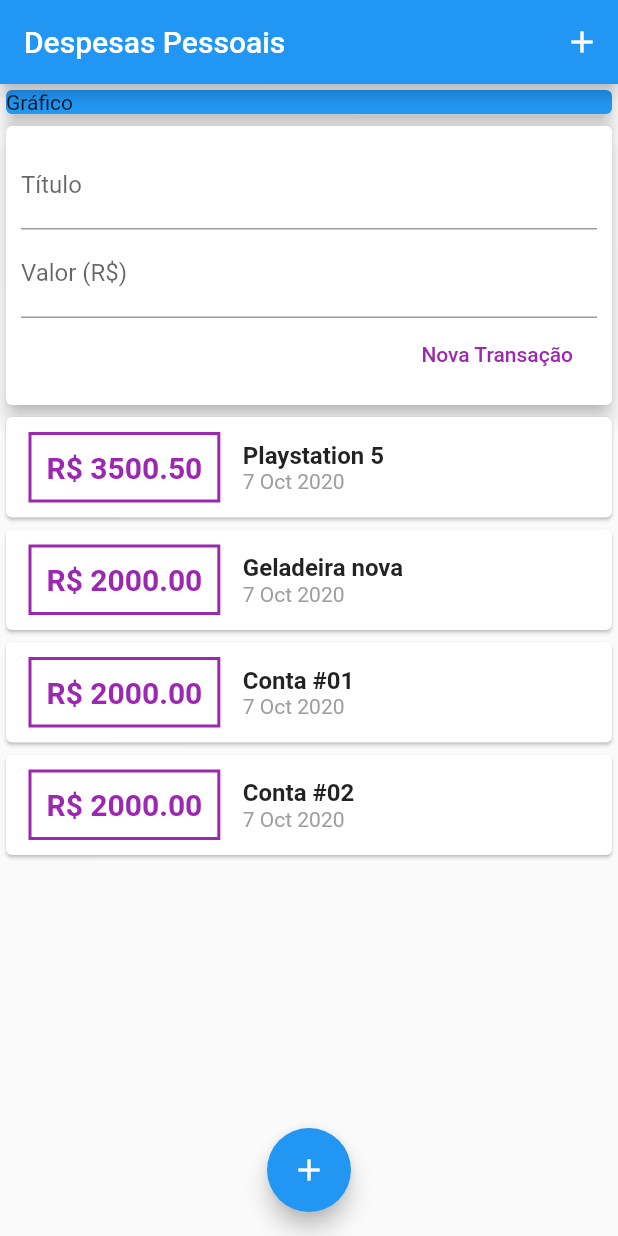
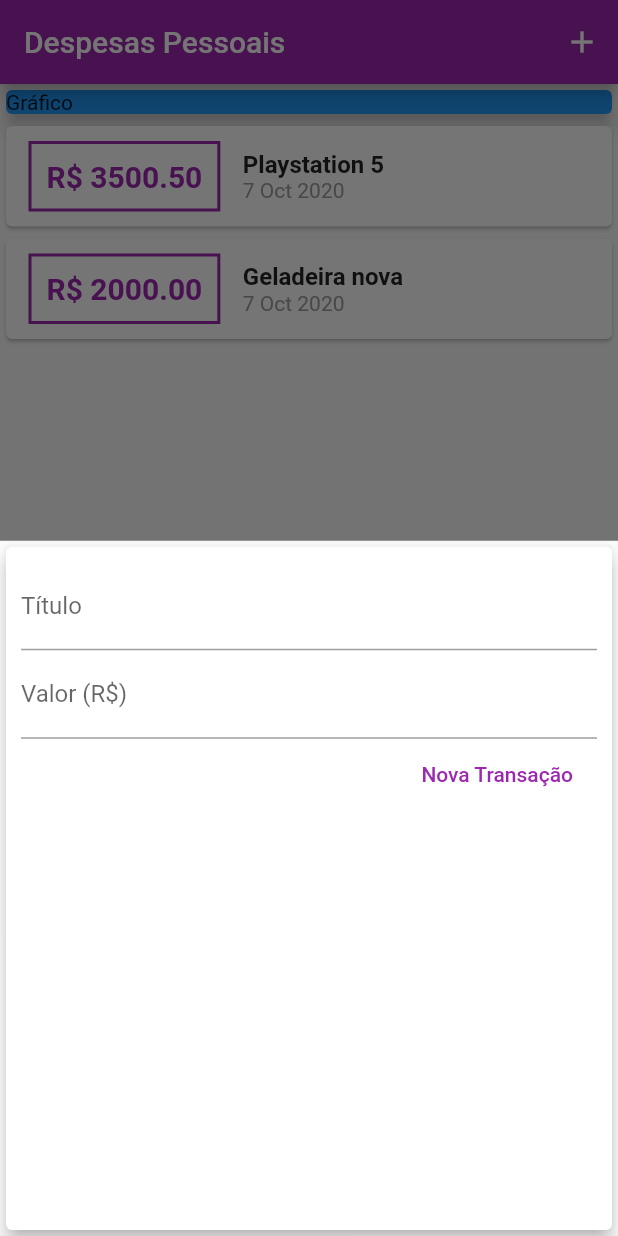
Before and after one commit to wslmacieira/expenses, a Flutter app: the screen it shows after launch, after a tap on the "add" icon, on a phone screen of 412 x 824 dp. Run offline on Flutter 3.47's test engine with Material 2 defaults, Android fonts, the phone set to English and light mode, and no system bars.

Commit message:
Estilo com Theme

```diff
--- a/lib/components/transaction_form.dart
+++ b/lib/components/transaction_form.dart
@@ -1,12 +1,18 @@
 import 'package:flutter/material.dart';
 
-class TransactionForm extends StatelessWidget {
-  final titleController = TextEditingController();
-  final valueController = TextEditingController();
-
+class TransactionForm extends StatefulWidget {
   final void Function(String, double) onSubmit;
 
   TransactionForm(this.onSubmit);
+
+  @override
+  _TransactionFormState createState() => _TransactionFormState();
+}
+
+class _TransactionFormState extends State<TransactionForm> {
+  final titleController = TextEditingController();
+
+  final valueController = TextEditingController();
 
   _onSubmitForm() {
     final title = titleController.text;
@@ -16,7 +22,7 @@ class TransactionForm extends StatelessWidget {
       return;
     }
 
-    onSubmit(title, value);
+    widget.onSubmit(title, value);
   }
 
   @override
--- a/lib/components/transaction_list.dart
+++ b/lib/components/transaction_list.dart
@@ -25,7 +25,7 @@ class TransactionList extends StatelessWidget {
                   ),
                   decoration: BoxDecoration(
                       border: Border.all(
-                    color: Colors.purple,
+                    color: Theme.of(context).primaryColor,
                     width: 2,
                   )),
                   padding: EdgeInsets.all(10),
--- a/lib/components/transaction_user.dart
+++ /dev/null
@@ -1,75 +0,0 @@
-import 'dart:math';
-
-import 'package:flutter/material.dart';
-import 'transaction_form.dart';
-import 'transaction_list.dart';
-import '../models/transaction.dart';
-
-class TransactionUser extends StatefulWidget {
-  @override
-  _TransactionUserState createState() => _TransactionUserState();
-}
-
-class _TransactionUserState extends State<TransactionUser> {
-  final _transactions = [
-    Transaction(
-      id: 't1',
-      title: 'Playstation 5',
-      value: 3500.50,
-      date: DateTime.now(),
-    ),
-    Transaction(
-      id: 't2',
-      title: 'Geladeira nova',
-      value: 2000.00,
-      date: DateTime.now(),
-    ),
-    Transaction(
-      id: 't3',
-      title: 'Conta #01',
-      value: 2000.00,
-      date: DateTime.now(),
-    ),
-    Transaction(
-      id: 't4',
-      title: 'Conta #02',
-      value: 2000.00,
-      date: DateTime.now(),
-    ),
-    Transaction(
-      id: 't5',
-      title: 'Conta #03',
-      value: 2000.00,
-      date: DateTime.now(),
-    ),
-    Transaction(
-      id: 't6',
-      title: 'Conta #04',
-      value: 2000.00,
-      date: DateTime.now(),
-    ),
-  ];
-
-  _addTransaction(String title, double value) {
-    final newTransaction = Transaction(
-      id: Random().nextDouble().toString(),
-      title: title,
-      value: value,
-      date: DateTime.now(),
-    );
-
-    setState(() {
-      _transactions.add(newTransaction);
-    });
-  }
-
-  @override
-  Widget build(BuildContext context) {
-    return Column(
-      children: <Widget> [
-        TransactionForm(_addTransaction),
-        TransactionList(_transactions),
-      ],
-    );
-  }
-}
--- a/lib/main.dart
+++ b/lib/main.dart
@@ -1,5 +1,10 @@
-import 'package:expenses/components/transaction_user.dart';
+import 'package:expenses/components/transaction_form.dart';
 import 'package:flutter/material.dart';
+
+import 'dart:math';
+import 'components/transaction_form.dart';
+import 'components/transaction_list.dart';
+import 'models/transaction.dart';
 
 main() => runApp(ExpensesApp());
 
@@ -8,11 +13,57 @@ class ExpensesApp extends StatelessWidget {
   Widget build(BuildContext context) {
     return MaterialApp(
       home: MyHomePage(),
+      theme: ThemeData(
+        primarySwatch: Colors.purple,
+        accentColor: Colors.amber,
+      ),
     );
   }
 }
 
-class MyHomePage extends StatelessWidget {
+class MyHomePage extends StatefulWidget {
+  @override
+  _MyHomePageState createState() => _MyHomePageState();
+}
+
+class _MyHomePageState extends State<MyHomePage> {
+  final _transactions = [
+    Transaction(
+      id: 't1',
+      title: 'Playstation 5',
+      value: 3500.50,
+      date: DateTime.now(),
+    ),
+    Transaction(
+      id: 't2',
+      title: 'Geladeira nova',
+      value: 2000.00,
+      date: DateTime.now(),
+    ),
+  ];
+
+  _addTransaction(String title, double value) {
+    final newTransaction = Transaction(
+      id: Random().nextDouble().toString(),
+      title: title,
+      value: value,
+      date: DateTime.now(),
+    );
+
+    setState(() {
+      _transactions.add(newTransaction);
+    });
+
+    Navigator.of(context).pop();
+  }
+
+  _openTransactionFormModal(BuildContext context) {
+    showModalBottomSheet(
+        context: context,
+        builder: (_) {
+          return TransactionForm(_addTransaction);
+        });
+  }
 
   @override
   Widget build(BuildContext context) {
@@ -22,12 +73,12 @@ class MyHomePage extends StatelessWidget {
         actions: [
           IconButton(
             icon: Icon(Icons.add),
-            onPressed: () {},
+            onPressed: () => _openTransactionFormModal(context),
           )
         ],
       ),
       body: SingleChildScrollView(
-              child: Column(
+        child: Column(
           crossAxisAlignment: CrossAxisAlignment.stretch,
           children: [
             Container(
@@ -37,13 +88,13 @@ class MyHomePage extends StatelessWidget {
                 elevation: 5,
               ),
             ),
-            TransactionUser(),
+            TransactionList(_transactions),
           ],
         ),
       ),
       floatingActionButton: FloatingActionButton(
         child: Icon(Icons.add),
-        onPressed: () {},
+        onPressed: () => _openTransactionFormModal(context),
       ),
       floatingActionButtonLocation: FloatingActionButtonLocation.centerFloat,
     );
```
